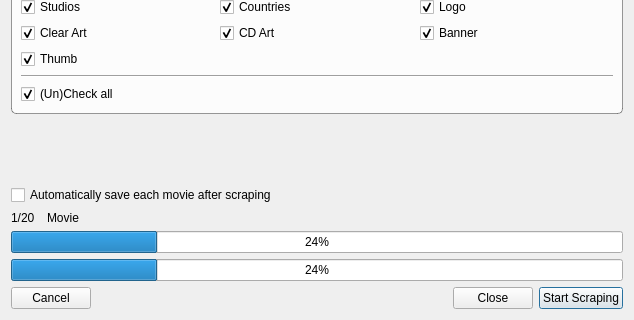
Qt form movies/MovieMultiScrapeDialog.ui (Komet/MediaElch) before a commit; both pictures show x 0 to 634 and y 236 to 556 of the 634 by 556 pixel window.
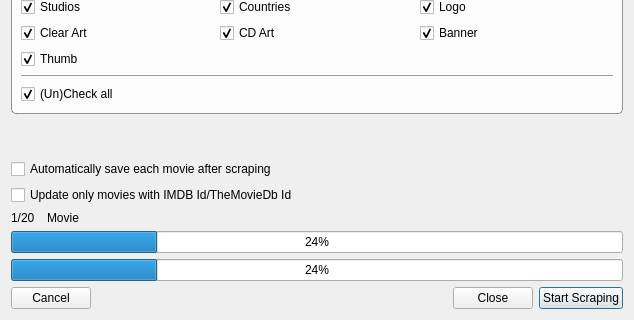
The same form after that commit. Icons and pictures are not drawn. Custom widgets are drawn as their Qt base class.

Commit message: Fixes #99 MultiScrape: Option to update only movies with id; store checkboxes

What changed in the file:
```diff
--- a/movies/MovieMultiScrapeDialog.ui
+++ b/movies/MovieMultiScrapeDialog.ui
@@ -357,6 +357,13 @@
      </property>
     </widget>
    </item>
+   <item>
+    <widget class="QCheckBox" name="chkOnlyImdb">
+     <property name="text">
+      <string>Update only movies with IMDB Id/TheMovieDb Id</string>
+     </property>
+    </widget>
+   </item>
    <item>
     <layout class="QHBoxLayout" name="horizontalLayout_2" stretch="0,1">
      <item>
```
The commit also changes 3 other files.
